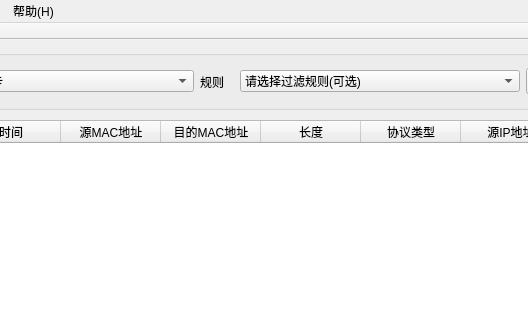
Old version of the form mySniffer/mySniffer.ui in the repository crossoverthere/mySniffer; both pictures show x 160 to 688 and y 0 to 320 of the 890 by 660 pixel window.
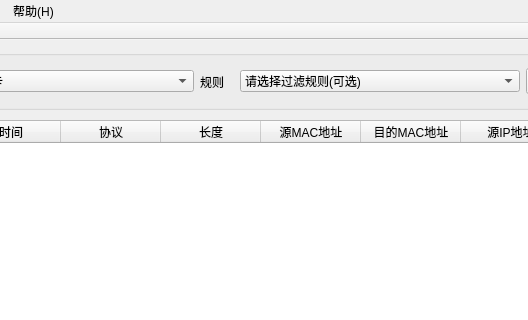
New version of the form.

```diff
--- a/mySniffer/mySniffer.ui
+++ b/mySniffer/mySniffer.ui
@@ -70,6 +70,16 @@
       <string>时间</string>
      </property>
     </column>
+    <column>
+     <property name="text">
+      <string>协议</string>
+     </property>
+    </column>
+    <column>
+     <property name="text">
+      <string>长度</string>
+     </property>
+    </column>
     <column>
      <property name="text">
       <string>源MAC地址</string>
@@ -80,16 +90,6 @@
       <string>目的MAC地址</string>
      </property>
     </column>
-    <column>
-     <property name="text">
-      <string>长度</string>
-     </property>
-    </column>
-    <column>
-     <property name="text">
-      <string>协议类型</string>
-     </property>
-    </column>
     <column>
      <property name="text">
       <string>源IP地址</string>
```
